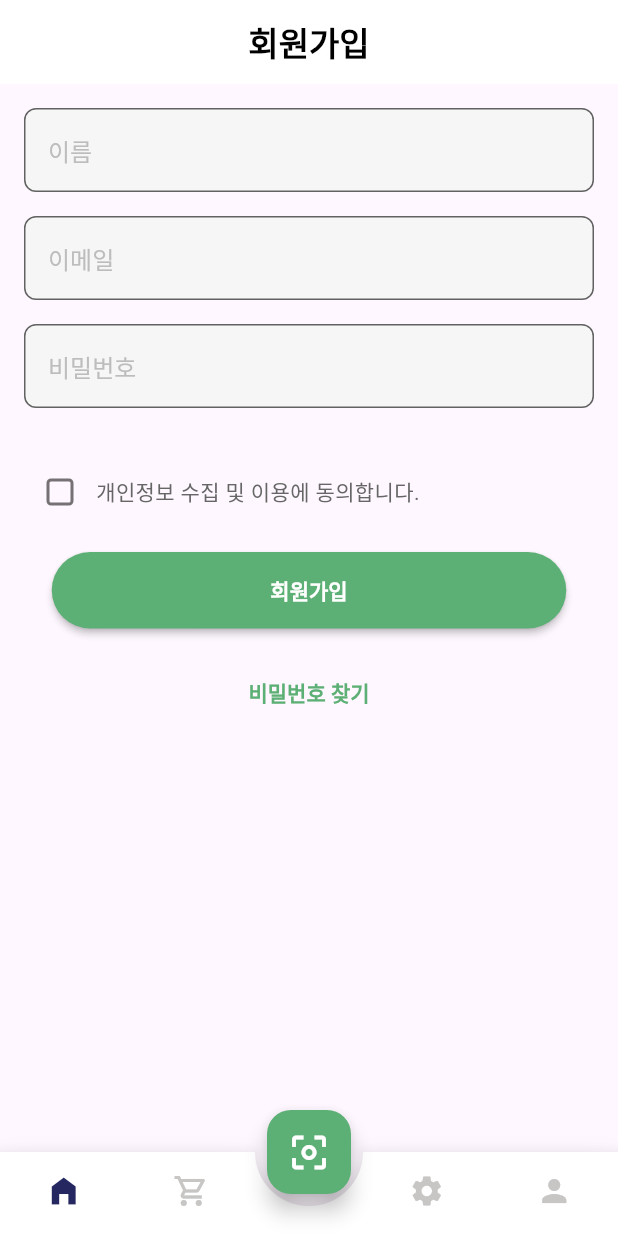
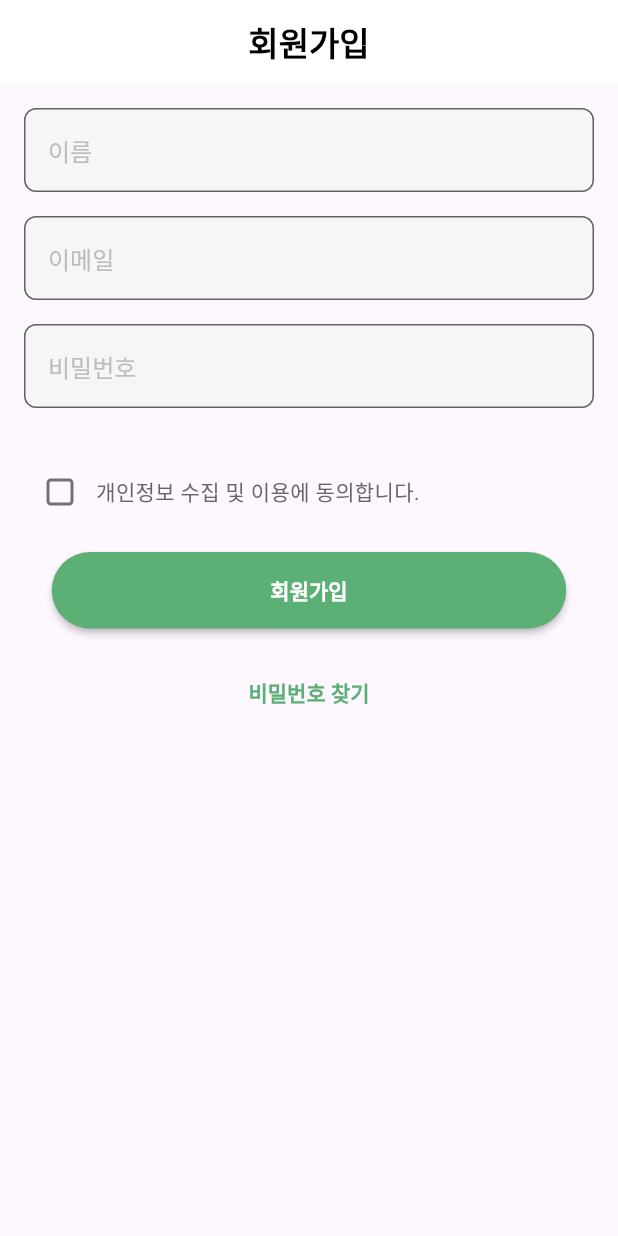
Before and after one commit to 23SmartRecycler/Smart-Recycler, a Flutter app: the SignUp screen opened directly, on a phone screen of 412 x 824 dp. Run offline on Flutter 3.47's test engine with Material 2 defaults, Android fonts, the phone set to English and light mode, and no system bars; drawn by our look-alikes of animated_bottom_navigation_bar; our stand-ins replace anim_search_bar, dio, flutter_secure_storage, fluttertoast, logger and 3 more; missing offline and left inert: dart:ffi, transformable_list_view; accounts and stored records are empty; generated files the repository leaves out were written again; Roboto replaces fonts that are missing (Pretendard).

```diff
--- a/lib/UserPage/sign_up.dart
+++ b/lib/UserPage/sign_up.dart
@@ -212,49 +212,12 @@ class _SignupState extends State<SignUp> {
             )),
       ),
 
-      floatingActionButton: FloatingActionButton(
-        child: Icon(
-          Icons.center_focus_weak,
-          size: 30,
-          color: Colors.white,
-        ),
-        backgroundColor: mainGreen,
-        onPressed: () {
-        },
-      ),
-      floatingActionButtonLocation: FloatingActionButtonLocation.centerDocked,
-      bottomNavigationBar: AnimatedBottomNavigationBar.builder(
-        itemCount: iconList.length,
-        tabBuilder: (int index, bool isActive) {
-          final color = isActive ? activeNavigationBarColor : notActiveNavigationBarColor;
-          return Column(
-            mainAxisSize: MainAxisSize.min,
-            mainAxisAlignment: MainAxisAlignment.center,
-            children: [
-              Icon(
-                iconList[index],
-                size: 24,
-                color: color,
-              ),
-              const SizedBox(height: 4),
-            ],
-          );
-        },
-        backgroundColor: Colors.white,
-        activeIndex: _bottomNavIndex,
-        splashColor: activeNavigationBarColor,
-        splashSpeedInMilliseconds: 300,
-        notchSmoothness: NotchSmoothness.softEdge,
-        gapLocation: GapLocation.center,
-        onTap: (index) => setState(() => _bottomNavIndex = index),
-      ),
-
     );
   }
 
   //회원가입 하는 메소드
   void _register() async {
-    final User user =User(email: _emailController.text,password: _passwordController.text,profileName:_nameController.text,exp: 0,point: 0,profileImage: "");
+    final User user =User(email: _emailController.text,password: _passwordController.text,profileName:_nameController.text,exp: 0,point: 0,profileImage: "basic.jpg");
     _UserRepository.createUser(user);
     if (user == null) {
       final snacBar = SnackBar(
--- a/lib/choice_main.dart
+++ b/lib/choice_main.dart
@@ -66,6 +66,7 @@ class Grid_box extends StatelessWidget {
           return InkWell( // 클릭하면 애니매이션 효과 나옴(필요없으면 GestureDetector사용)
 
             onTap:() {
+              //Navigator.push(context, MaterialPageRoute(builder: (context) => Detection()));
             },  //클릭했을 때 해당 카메라 촬영(detection)으로 이동해야 함
 
             child: Container(
```
Also changed, not shown: lib/profile.dart (+117 -12 lines), pubspec.yaml (+9 -3 lines), pubspec.lock, 3 other files.
